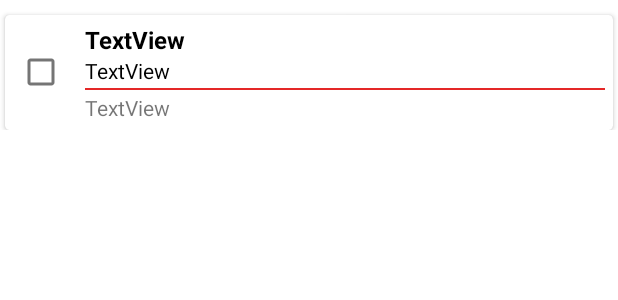
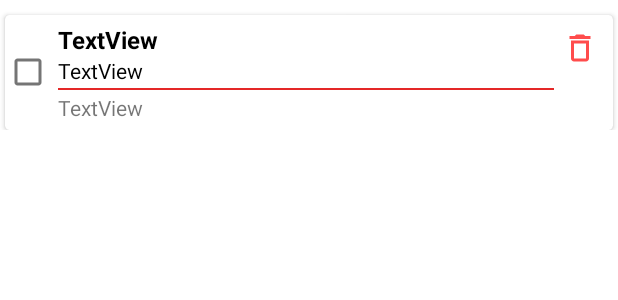
Before and after one commit to clinri/mertech_to_do, an Android app: the layout to_do_list_item.xml on its own in the app's theme, with its tools: preview values and no code run, on a phone screen of 412 x 824 dp. Shown: the top 300 px of the screen. Run offline under Robolectric (Android 15) with nearby library versions, the phone set to English and light mode, and no system bars.

```diff
--- a/app/src/main/java/ru/clinri/mertech_to_do/entities/ListWithToDo.kt
+++ b/app/src/main/java/ru/clinri/mertech_to_do/entities/ListWithToDo.kt
@@ -21,6 +21,6 @@ data class TaskListItems(
     val deadlineDate: String,
 
     @ColumnInfo(name = "complete")
-    val complete: Boolean = false,
+    val complete: Int = 0,
 
     ): Serializable
--- /dev/null
+++ b/app/src/main/res/drawable/ic_delete.xml
@@ -0,0 +1,5 @@
+<vector android:height="24dp" android:tint="#FF4C4C"
+    android:viewportHeight="24" android:viewportWidth="24"
+    android:width="24dp" xmlns:android="http://schemas.android.com/apk/res/android">
+    <path android:fillColor="@android:color/white" android:pathData="M6,19c0,1.1 0.9,2 2,2h8c1.1,0 2,-0.9 2,-2L18,7L6,7v12zM8,9h8v10L8,19L8,9zM15.5,4l-1,-1h-5l-1,1L5,4v2h14L19,4z"/>
+</vector>
--- a/app/src/main/res/layout/to_do_list_item.xml
+++ b/app/src/main/res/layout/to_do_list_item.xml
@@ -20,14 +20,26 @@
             android:layout_width="match_parent"
             android:layout_height="match_parent">
 
+            <ImageButton
+                android:id="@+id/imDelete"
+                android:layout_width="wrap_content"
+                android:layout_height="wrap_content"
+                android:layout_marginTop="10dp"
+                android:layout_marginEnd="10dp"
+                android:background="@null"
+                app:layout_constraintEnd_toEndOf="parent"
+                app:layout_constraintTop_toTopOf="parent"
+                app:srcCompat="@drawable/ic_delete" />
+
             <CheckBox
                 android:id="@+id/tvComplete"
-                android:layout_width="wrap_content"
+                android:layout_width="30dp"
                 android:layout_height="0dp"
                 app:layout_constraintBottom_toBottomOf="@+id/linearLayout"
                 app:layout_constraintEnd_toStartOf="@+id/linearLayout"
                 app:layout_constraintStart_toStartOf="parent"
-                app:layout_constraintTop_toTopOf="parent" />
+                app:layout_constraintTop_toTopOf="parent"
+                app:layout_constraintVertical_bias="0.0" />
 
             <LinearLayout
                 android:id="@+id/linearLayout"
@@ -36,7 +48,7 @@
                 android:orientation="vertical"
                 android:padding="5dp"
                 app:layout_constraintBottom_toBottomOf="parent"
-                app:layout_constraintEnd_toEndOf="parent"
+                app:layout_constraintEnd_toStartOf="@+id/imDelete"
                 app:layout_constraintStart_toEndOf="@+id/tvComplete"
                 app:layout_constraintTop_toTopOf="parent">
 
```
Also changed, not shown: app/src/main/java/ru/clinri/mertech_to_do/activities/NewTaskActivity.kt (+44 -11 lines), app/src/main/java/ru/clinri/mertech_to_do/db/Dao.kt (+7 -0 lines), app/src/main/java/ru/clinri/mertech_to_do/db/MainViewModel.kt (+8 -0 lines), app/src/main/java/ru/clinri/mertech_to_do/db/TaskAdapter.kt (+17 -3 lines), app/src/main/java/ru/clinri/mertech_to_do/fragments/TaskFragment.kt (+23 -4 lines), app/src/main/res/layout/activity_new_task.xml (+12 -11 lines).
